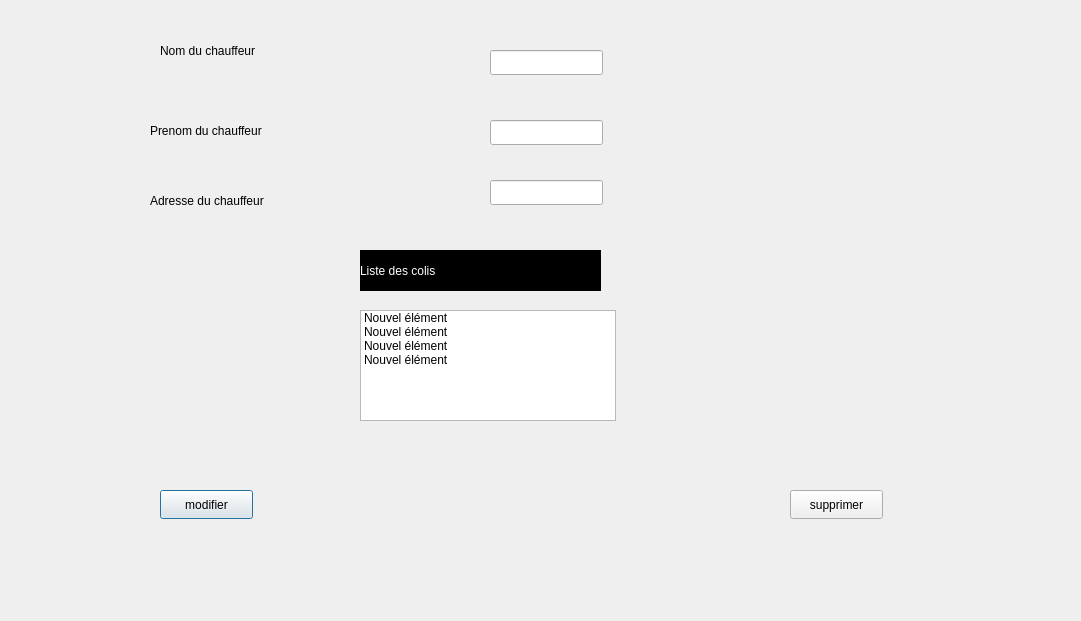
Old version of the form SmartOrderManager/chauffeur_interface.ui in the repository nassimlnd/SmartOrderManager.
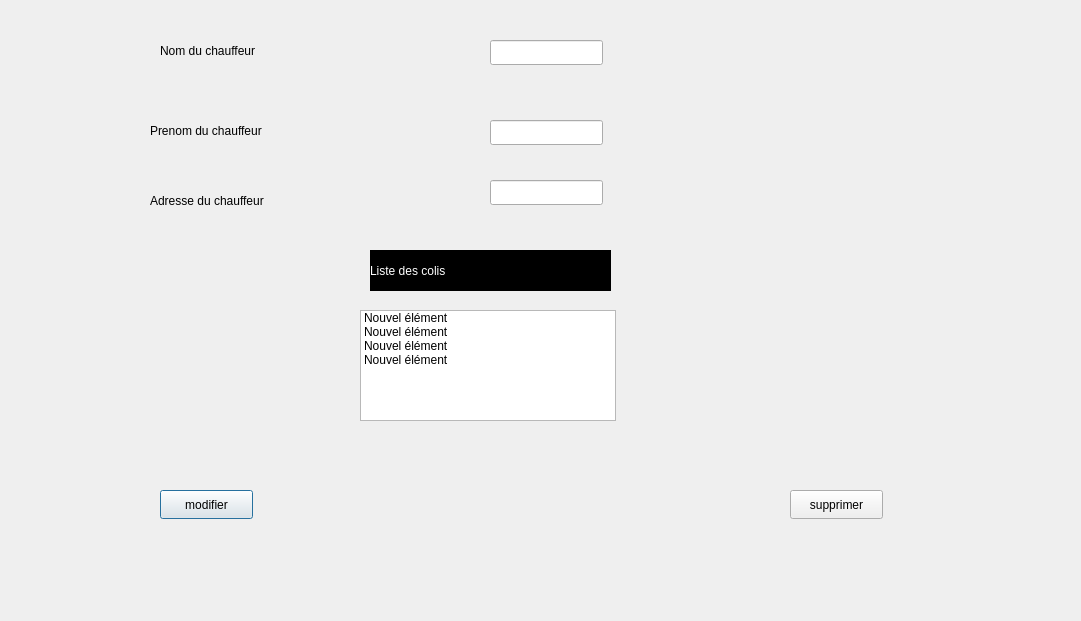
New version of the form.

Commit message: interface Dispatcher et Chauffeur

The edit to the form file:
```diff
--- a/SmartOrderManager/chauffeur_interface.ui
+++ b/SmartOrderManager/chauffeur_interface.ui
@@ -86,7 +86,7 @@
    <property name="geometry">
     <rect>
      <x>490</x>
-     <y>50</y>
+     <y>40</y>
      <width>113</width>
      <height>25</height>
     </rect>
@@ -141,7 +141,7 @@
   <widget class="QLabel" name="label">
    <property name="geometry">
     <rect>
-     <x>360</x>
+     <x>370</x>
      <y>250</y>
      <width>241</width>
      <height>41</height>
```
The commit also changes 4 other files.
